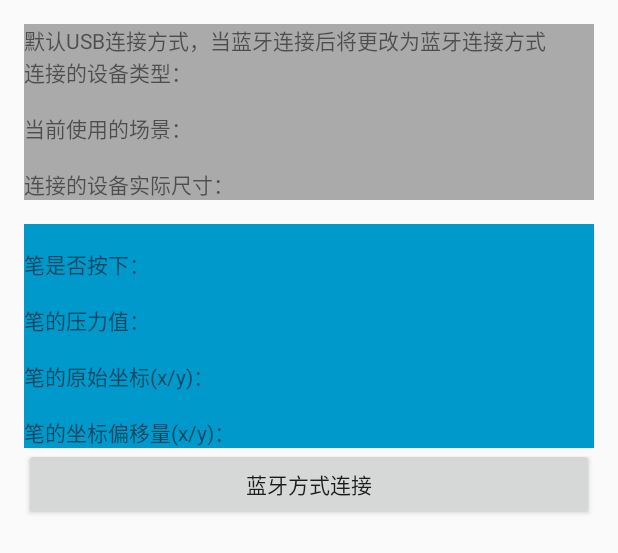
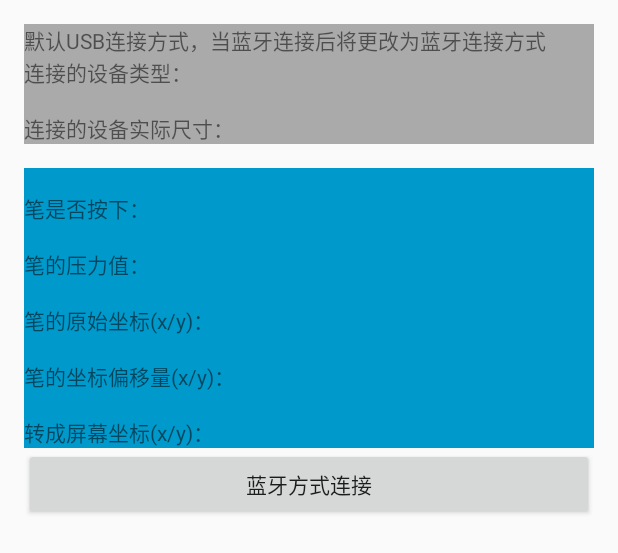
Before and after one commit to PPWrite/SDK_Android, an Android app: the layout activity_main.xml on its own in the app's theme, with its tools: preview values and no code run, on a phone screen of 412 x 824 dp. Shown: the top 553 px of the screen. Run offline under Robolectric (Android 15) with nearby library versions, the phone set to English and light mode, and no system bars.

Commit message:
add windws X/Y

```diff
--- a/RobotPenDemo_point/app/src/main/res/layout/activity_main.xml
+++ b/RobotPenDemo_point/app/src/main/res/layout/activity_main.xml
@@ -32,25 +32,6 @@
 
             <TextView
                 android:id="@+id/connect_deviceType"
-                android:layout_width="0dp"
-                android:layout_height="wrap_content"
-                android:layout_weight="1"
-                android:text="" />
-        </LinearLayout>
-
-        <LinearLayout
-            android:layout_width="match_parent"
-            android:layout_height="wrap_content"
-            android:layout_marginTop="@dimen/activity_vertical_margin"
-            android:orientation="horizontal">
-
-            <TextView
-                android:layout_width="wrap_content"
-                android:layout_height="wrap_content"
-                android:text="当前使用的场景：" />
-
-            <TextView
-                android:id="@+id/connect_senceType"
                 android:layout_width="0dp"
                 android:layout_height="wrap_content"
                 android:layout_weight="1"
@@ -162,6 +143,25 @@
                 android:text="" />
         </LinearLayout>
 
+        <LinearLayout
+            android:layout_width="match_parent"
+            android:layout_height="wrap_content"
+            android:layout_marginTop="@dimen/activity_vertical_margin"
+            android:orientation="horizontal">
+
+            <TextView
+                android:layout_width="wrap_content"
+                android:layout_height="wrap_content"
+                android:text="转成屏幕坐标(x/y)：" />
+
+            <TextView
+                android:id="@+id/pen_windows"
+                android:layout_width="0dp"
+                android:layout_height="wrap_content"
+                android:layout_weight="1"
+                android:text="" />
+        </LinearLayout>
+
     </LinearLayout>
 
 
--- a/RobotPenDemo_point/build.gradle
+++ b/RobotPenDemo_point/build.gradle
@@ -5,7 +5,7 @@ buildscript {
         jcenter()
     }
     dependencies {
-        classpath 'com.android.tools.build:gradle:2.3.0'
+        classpath 'com.android.tools.build:gradle:2.3.1'
 
         // NOTE: Do not place your application dependencies here; they belong
         // in the individual module build.gradle files
```
Also changed, not shown: RobotPenDemo_point/app/src/main/java/cn/robotpenDemo/point/MainActivity.java (+5 -14 lines), RobotPenDemo_point/app/src/main/java/cn/robotpenDemo/point/MainTwoActivity.java (+4 -14 lines).
